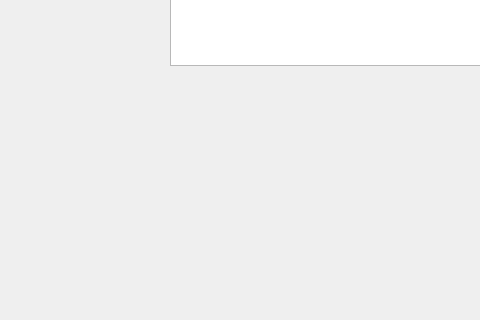
Old version of the form dlgmain.ui in the repository fabiogherardi/DbaseCommPy; both pictures show x 0 to 480 and y 415 to 735 of the 935 by 735 pixel window.
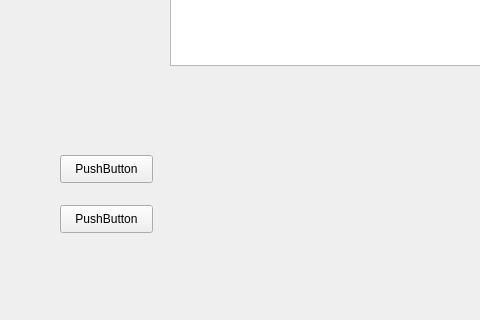
New version of the form.

The edit to the form file:
```diff
--- a/dlgmain.ui
+++ b/dlgmain.ui
@@ -106,6 +106,32 @@
     <string>Exit</string>
    </property>
   </widget>
+  <widget class="QPushButton" name="pushButton">
+   <property name="geometry">
+    <rect>
+     <x>60</x>
+     <y>570</y>
+     <width>93</width>
+     <height>28</height>
+    </rect>
+   </property>
+   <property name="text">
+    <string>PushButton</string>
+   </property>
+  </widget>
+  <widget class="QPushButton" name="pushButton_2">
+   <property name="geometry">
+    <rect>
+     <x>60</x>
+     <y>620</y>
+     <width>93</width>
+     <height>28</height>
+    </rect>
+   </property>
+   <property name="text">
+    <string>PushButton</string>
+   </property>
+  </widget>
  </widget>
  <resources/>
  <connections>
```
Left out of the diff: 17 changed lines with no effect on the pictures.
